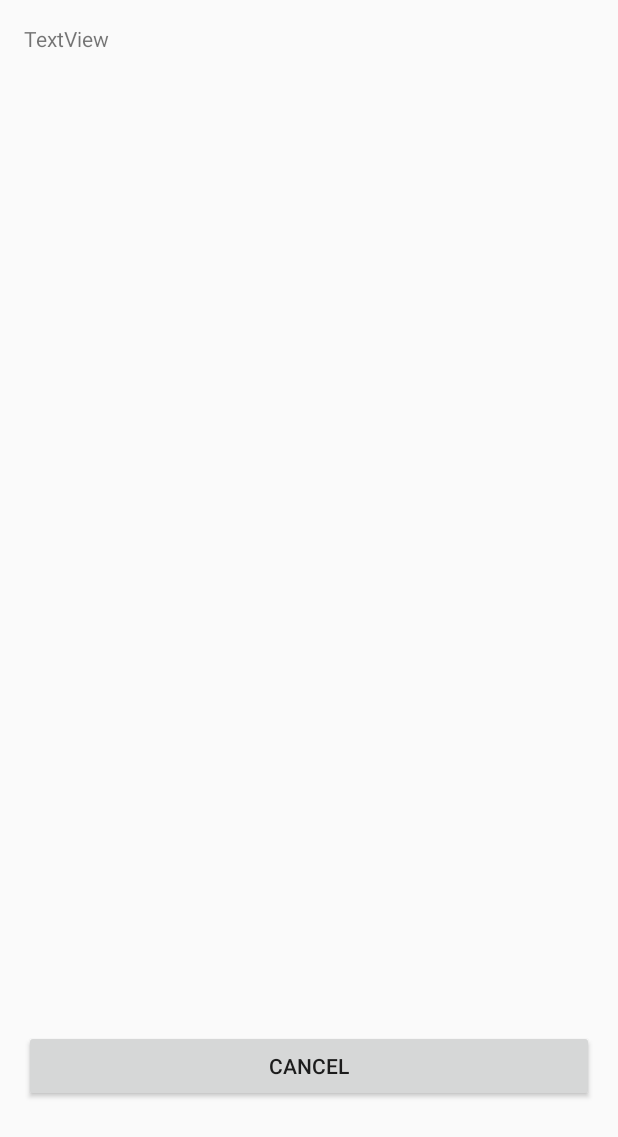
After one commit to 9blue/ad-hoc-building-sensor-devices, an Android app: the layout activity_screen.xml on its own in the app's theme, with its tools: preview values and no code run, on a phone screen of 412 x 824 dp. The commit adds this screen. Shown: the top 1137 px of the screen. Run offline under Robolectric (Android 15) with nearby library versions, the phone set to English and light mode, and no system bars.

Commit message:
add screen page

```diff
--- a/android/app/src/main/java/ini_google/ad_hoc_building_sensor_devices/mad_hoc/ui/ListActivity.java
+++ b/android/app/src/main/java/ini_google/ad_hoc_building_sensor_devices/mad_hoc/ui/ListActivity.java
@@ -29,7 +29,6 @@ import org.json.JSONException;
 import org.json.JSONObject;
 
 import java.util.ArrayList;
-import java.util.Date;
 import java.util.HashMap;
 import java.util.Iterator;
 import java.util.List;
--- a/android/app/src/main/java/ini_google/ad_hoc_building_sensor_devices/mad_hoc/ui/MultiTrackerActivity.java
+++ b/android/app/src/main/java/ini_google/ad_hoc_building_sensor_devices/mad_hoc/ui/MultiTrackerActivity.java
@@ -68,7 +68,7 @@ public class MultiTrackerActivity extends AppCompatActivity{
         try {
             super.onCreate(savedInstanceState);
             setContentView(R.layout.activity_tracker);
-            backButton = (Button) findViewById(R.id.backButton);
+            backButton = (Button) findViewById(R.id.cancelButton);
             faceCount = (TextView) findViewById(R.id.faceCount);
             mPreview = (CameraSourcePreview) findViewById(R.id.preview);
             mGraphicOverlay = (GraphicOverlay) findViewById(R.id.faceOverlay);
--- a/android/app/src/main/java/ini_google/ad_hoc_building_sensor_devices/mad_hoc/ui/QueueDisplayActivity.java
+++ b/android/app/src/main/java/ini_google/ad_hoc_building_sensor_devices/mad_hoc/ui/QueueDisplayActivity.java
@@ -43,7 +43,7 @@ public class QueueDisplayActivity extends AppCompatActivity{
         super.onCreate(savedInstanceState);
         setContentView(R.layout.activity_queue);
         expListView = (ExpandableListView) findViewById(R.id.queueList);
-        backButton = (Button) findViewById(R.id.backButton);
+        backButton = (Button) findViewById(R.id.cancelButton);
 
         final Bundle bundle = getIntent().getExtras();
         //configData =  bundle.get("sensorConfig").toString();
--- a/android/app/src/main/res/layout/activity_list.xml
+++ b/android/app/src/main/res/layout/activity_list.xml
@@ -77,7 +77,7 @@
             android:layout_width="match_parent"
             android:layout_height="50dp"
             android:layout_centerHorizontal="true"
-            android:id="@+id/backButton"
+            android:id="@+id/cancelButton"
             android:layout_alignParentBottom="true" />
 
     </LinearLayout>
--- a/android/app/src/main/res/layout/activity_queue.xml
+++ b/android/app/src/main/res/layout/activity_queue.xml
@@ -23,7 +23,7 @@
         android:layout_width="match_parent"
         android:layout_height="362dp"
         android:id="@+id/queueList"
-        android:layout_above="@+id/backButton"
+        android:layout_above="@+id/cancelButton"
         android:layout_alignParentStart="true"
         android:layout_marginBottom="17dp"/>
 
@@ -31,7 +31,7 @@
         android:text="Back"
         android:layout_width="match_parent"
         android:layout_height="54dp"
-        android:id="@+id/backButton"
+        android:id="@+id/cancelButton"
         android:layout_alignParentBottom="true"
         android:layout_alignParentStart="true"/>
 
--- /dev/null
+++ b/android/app/src/main/res/layout/activity_screen.xml
@@ -0,0 +1,34 @@
+<?xml version="1.0" encoding="utf-8"?>
+<RelativeLayout
+    android:id="@+id/list"
+    xmlns:android="http://schemas.android.com/apk/res/android"
+    xmlns:tools="http://schemas.android.com/tools"
+    android:layout_width="match_parent"
+    android:layout_height="match_parent"
+    android:paddingBottom="@dimen/activity_vertical_margin"
+    android:paddingLeft="@dimen/activity_horizontal_margin"
+    android:paddingRight="@dimen/activity_horizontal_margin"
+    android:paddingTop="@dimen/activity_vertical_margin"
+    tools:context="ini_google.ad_hoc_building_sensor_devices.mad_hoc.ui.ScreenActivity">
+
+    <LinearLayout
+        android:orientation="vertical"
+        android:layout_width="match_parent"
+        android:layout_height="match_parent"
+        android:weightSum="1">
+
+        <TextView
+            android:text="TextView"
+            android:layout_width="match_parent"
+            android:layout_height="396dp"
+            android:id="@+id/textView"
+            android:layout_weight="0.79"/>
+
+        <Button
+            android:text="Cancel"
+            android:layout_width="match_parent"
+            android:layout_height="wrap_content"
+            android:id="@+id/cancelButton"/>
+    </LinearLayout>
+
+</RelativeLayout>
--- a/android/app/src/main/res/layout/activity_tracker.xml
+++ b/android/app/src/main/res/layout/activity_tracker.xml
@@ -38,7 +38,7 @@
                 android:text="Back"
                 android:layout_width="match_parent"
                 android:layout_height="wrap_content"
-                android:id="@+id/backButton"
+                android:id="@+id/cancelButton"
                 android:layout_weight="1"/>
 
 
```
Also changed, not shown: android/app/src/main/java/ini_google/ad_hoc_building_sensor_devices/mad_hoc/ui/ScreenActivity.java (+22 -25 lines).
